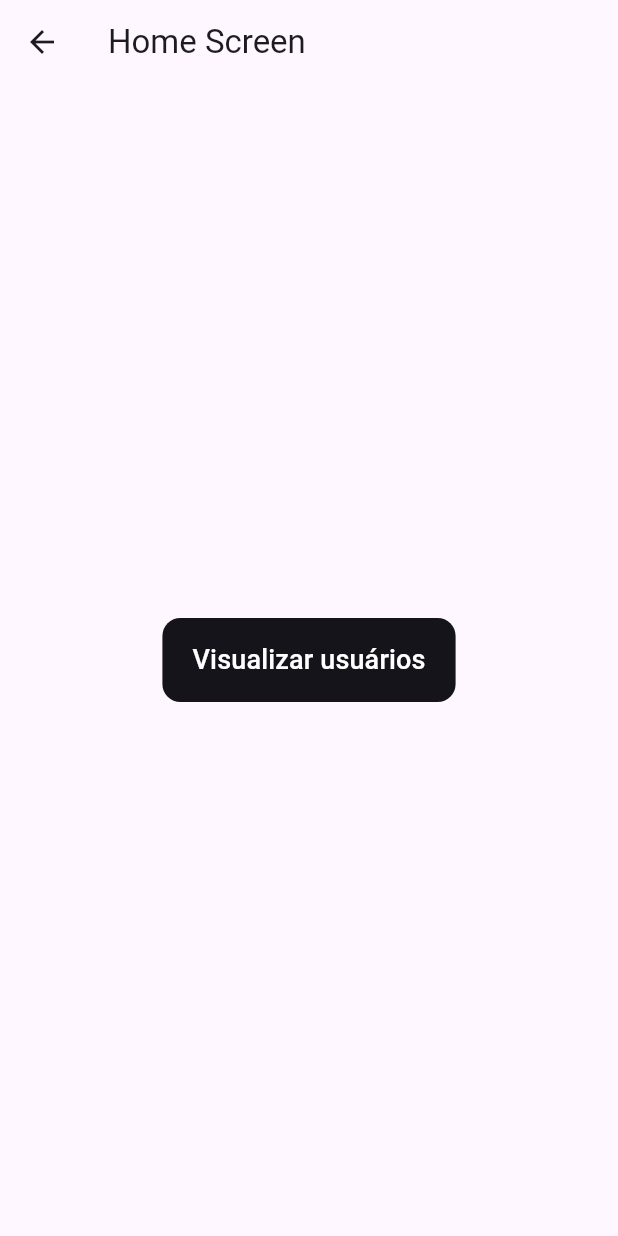
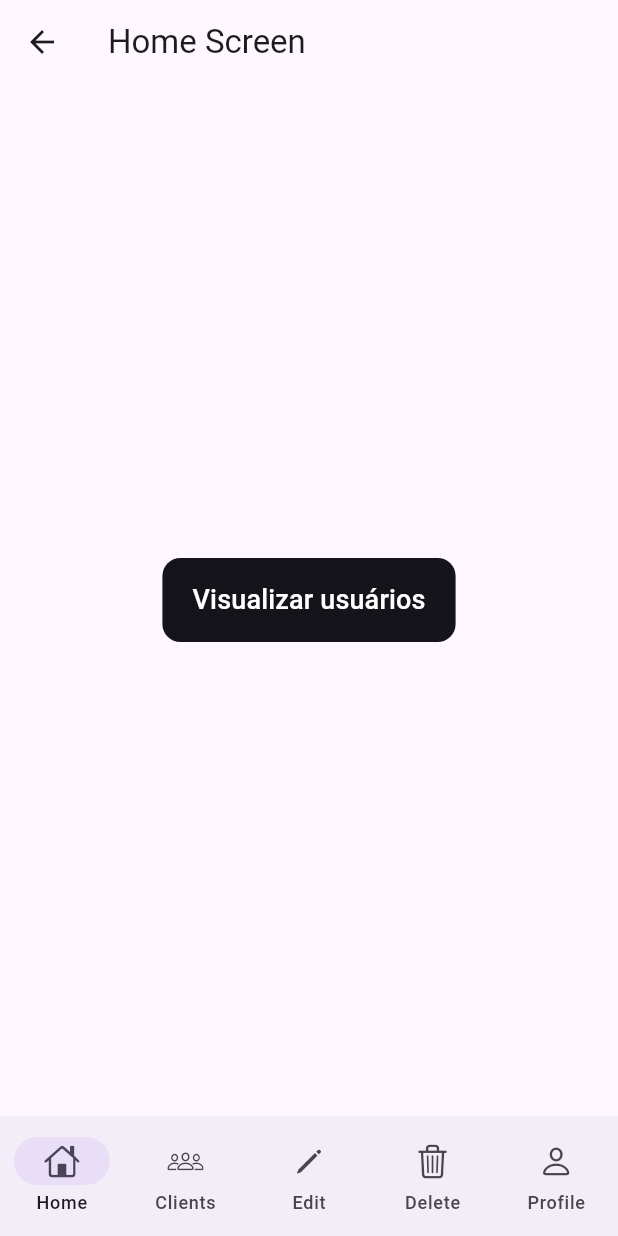
Before and after one commit to FelipeMatthew/user-data-hub, a Flutter app: the HomeScreen screen opened directly, on a phone screen of 412 x 824 dp. Run offline on Flutter 3.47's test engine with Material 3 defaults, Android fonts, the phone set to English and light mode, and no system bars.

Commit message:
working on navigation bar

```diff
--- a/udh_mobile/lib/pages/home.dart
+++ b/udh_mobile/lib/pages/home.dart
@@ -1,5 +1,6 @@
 import 'package:flutter/material.dart';
 import 'package:udh_mobile/pages/users_show.dart';
+import 'package:udh_mobile/widgets/navigation_menu.dart';
 
 class HomeScreen extends StatefulWidget {
   const HomeScreen({super.key});
@@ -31,8 +32,7 @@ class _HomeScreenState extends State<HomeScreen> {
                   const Color.fromARGB(255, 21, 20, 27), // Cor de fundo
               foregroundColor: Colors.white, // Cor do texto
               shape: RoundedRectangleBorder(
-                  borderRadius:
-                      BorderRadius.circular(12), // Bordas arredondadas
+                borderRadius: BorderRadius.circular(12), // Bordas arredondadas
               ),
               padding: const EdgeInsets.symmetric(
                   vertical: 15, horizontal: 20), // Altura do botão
@@ -42,8 +42,10 @@ class _HomeScreenState extends State<HomeScreen> {
               'Visualizar usuários',
               style: TextStyle(fontSize: 18),
             ),
-            )
+          ),
         ],
-        )));
+      )),
+      bottomNavigationBar: const NavigationMenu(),
+    );
   }
 }
--- a/udh_mobile/lib/pages/users_show.dart
+++ b/udh_mobile/lib/pages/users_show.dart
@@ -1,3 +1,4 @@
+import 'package:flutter/cupertino.dart';
 import 'package:flutter/material.dart';
 import 'package:udh_mobile/models/client.dart';
 import 'package:udh_mobile/services/client.dart';
@@ -37,7 +38,7 @@ class _UsersShowScreenState extends State<UsersShowScreen> {
                   final client = snapshot.data![index];
                   return ListTile(
                     leading: const Icon(
-                      Icons.account_circle,
+                      CupertinoIcons.person,
                       size: 35,
                     ),
                     title: Text("${client.firstName} ${client.lastName}"),
@@ -46,13 +47,13 @@ class _UsersShowScreenState extends State<UsersShowScreen> {
                       mainAxisSize: MainAxisSize.min,
                       children: [
                         IconButton(
-                          icon: const Icon(Icons.edit),
+                          icon: const Icon(CupertinoIcons.pencil),
                           onPressed: () {
                             // Ação ao clicar no ícone de lápis
                           },
                         ),
                         IconButton(
-                          icon: const Icon(Icons.delete),
+                          icon: const Icon(CupertinoIcons.trash),
                           onPressed: () {
                             // Ação ao clicar no ícone de lixeira
                           },
--- /dev/null
+++ b/udh_mobile/lib/widgets/navigation_menu.dart
@@ -0,0 +1,22 @@
+import 'package:flutter/cupertino.dart';
+import 'package:flutter/material.dart';
+
+class NavigationMenu extends StatelessWidget {
+  const NavigationMenu({super.key});
+
+  @override
+  Widget build(BuildContext context) {
+    return NavigationBar(
+      destinations: const [
+        NavigationDestination(icon: Icon(CupertinoIcons.house), label: 'Home'),
+        NavigationDestination(
+            icon: Icon(CupertinoIcons.group), label: 'Clients'),
+        NavigationDestination(icon: Icon(CupertinoIcons.pencil), label: 'Edit'),
+        NavigationDestination(
+            icon: Icon(CupertinoIcons.trash), label: 'Delete'),
+        NavigationDestination(
+            icon: Icon(CupertinoIcons.person), label: 'Profile'),
+      ],
+    );
+  }
+}
```
Lines whose indentation alone changed are shown as unchanged.
